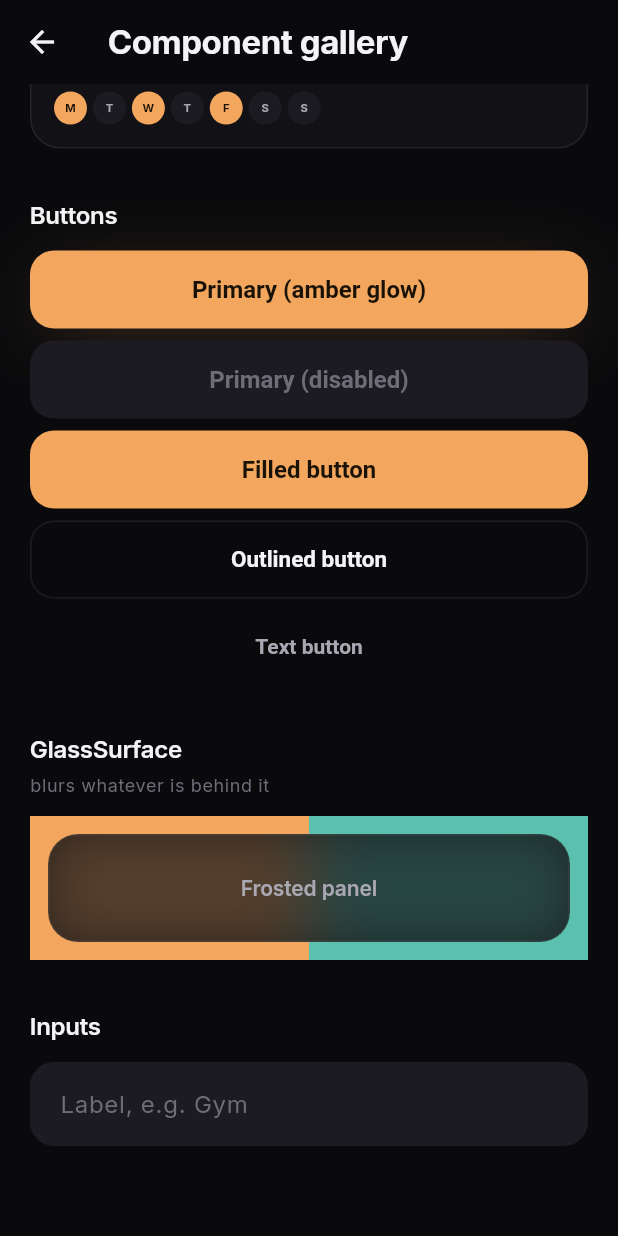
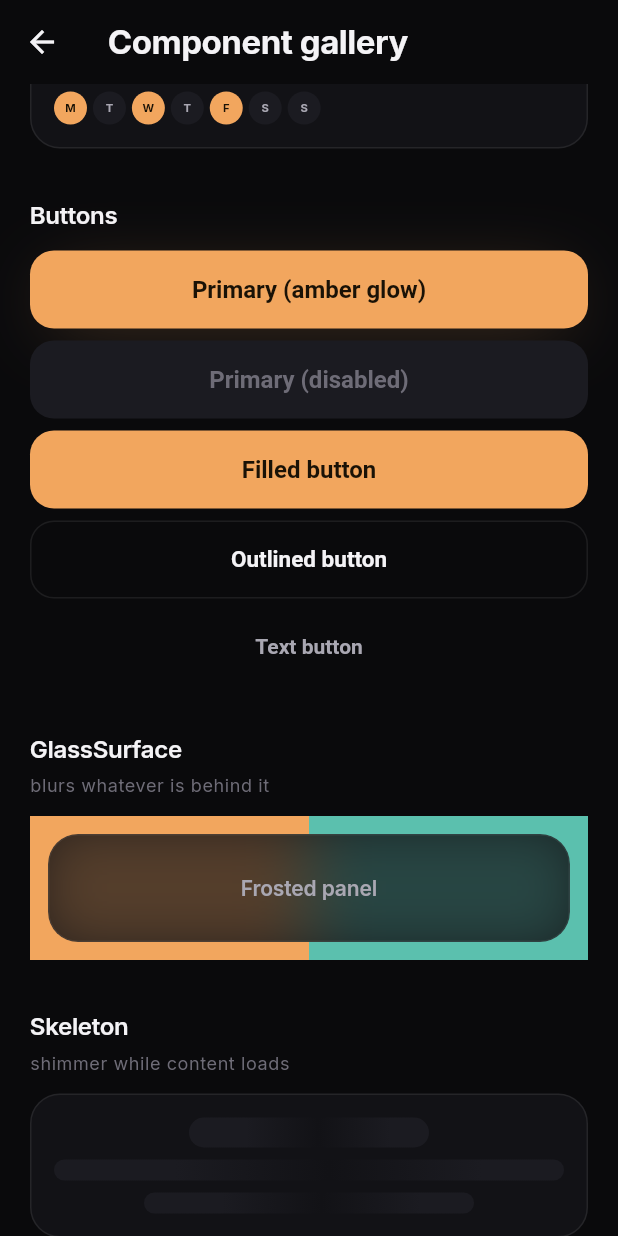
Before and after one commit to abhipraj2027/rise_protocol, a Flutter app: the GalleryScreen screen opened directly, scrolled down 1355 dp, on a phone screen of 412 x 824 dp. Run offline on Flutter 3.47's test engine with Material 3 defaults, Android fonts, the phone set to English and light mode, and no system bars; our stand-ins replace flutter_riverpod, just_audio, permission_handler, shared_preferences, sqflite; accounts and stored records are empty.

Commit message:
Premium P5: haptics + skeleton loading states
- SkeletonBox / AlarmListSkeleton: shimmering placeholders; the alarm list
  loading state is now a hero + tile skeleton instead of a spinner
- Haptics on the moments that matter: PrimaryButton press (selection),
  save (light), delete + swipe-delete (medium), math answer right
  (selection) / wrong (heavy), snooze (selection). Toggle + wheel detent
  already had them.
- gallery: Skeleton demo

Co-Authored-By: Claude Sonnet 5 <noreply@anthropic.com>

```diff
--- a/lib/core/ui/primary_button.dart
+++ b/lib/core/ui/primary_button.dart
@@ -1,4 +1,5 @@
 import 'package:flutter/material.dart';
+import 'package:flutter/services.dart' show HapticFeedback;
 
 import '../theme/app_tokens.dart';
 
@@ -20,10 +21,16 @@ class PrimaryButton extends StatelessWidget {
   @override
   Widget build(BuildContext context) {
     final t = context.tokens;
+    final handler = onPressed == null
+        ? null
+        : () {
+            HapticFeedback.selectionClick();
+            onPressed!();
+          };
     final button = icon == null
-        ? FilledButton(onPressed: onPressed, child: Text(label))
+        ? FilledButton(onPressed: handler, child: Text(label))
         : FilledButton.icon(
-            onPressed: onPressed,
+            onPressed: handler,
             icon: Icon(icon),
             label: Text(label),
           );
--- /dev/null
+++ b/lib/core/ui/skeleton.dart
@@ -0,0 +1,92 @@
+import 'package:flutter/material.dart';
+
+import '../theme/app_tokens.dart';
+
+/// A placeholder block with a slow shimmer, used while real content loads.
+/// Wrap several in a column to mock a list.
+class SkeletonBox extends StatefulWidget {
+  const SkeletonBox({
+    super.key,
+    this.height = 16,
+    this.width = double.infinity,
+    this.radius = AppTokens.radiusSm,
+  });
+
+  final double height;
+  final double width;
+  final double radius;
+
+  @override
+  State<SkeletonBox> createState() => _SkeletonBoxState();
+}
+
+class _SkeletonBoxState extends State<SkeletonBox>
+    with SingleTickerProviderStateMixin {
+  late final AnimationController _controller;
+
+  @override
+  void initState() {
+    super.initState();
+    _controller = AnimationController(
+      vsync: this,
+      duration: const Duration(milliseconds: 1300),
+    )..repeat();
+  }
+
+  @override
+  void dispose() {
+    _controller.dispose();
+    super.dispose();
+  }
+
+  @override
+  Widget build(BuildContext context) {
+    final t = context.tokens;
+    return SizedBox(
+      height: widget.height,
+      width: widget.width,
+      child: AnimatedBuilder(
+        animation: _controller,
+        builder: (context, _) {
+          final x = _controller.value * 2 - 1; // -1 → 1
+          return DecoratedBox(
+            decoration: BoxDecoration(
+              borderRadius: BorderRadius.circular(widget.radius),
+              gradient: LinearGradient(
+                begin: Alignment(x - 0.6, 0),
+                end: Alignment(x + 0.6, 0),
+                colors: [t.surface2, t.surface1, t.surface2],
+              ),
+            ),
+          );
+        },
+      ),
+    );
+  }
+}
+
+/// The alarm list's loading state: a hero-shaped block plus a few tile rows.
+class AlarmListSkeleton extends StatelessWidget {
+  const AlarmListSkeleton({super.key});
+
+  @override
+  Widget build(BuildContext context) {
+    return ListView(
+      padding: const EdgeInsets.fromLTRB(
+        AppTokens.space16,
+        AppTokens.space12,
+        AppTokens.space16,
+        AppTokens.space16,
+      ),
+      children: const [
+        SkeletonBox(height: 132, radius: AppTokens.radiusXl),
+        SizedBox(height: AppTokens.space24),
+        SkeletonBox(height: 96, radius: AppTokens.radiusLg),
+        SizedBox(height: AppTokens.space12),
+        SkeletonBox(height: 96, radius: AppTokens.radiusLg),
+        SizedBox(height: AppTokens.space12),
+        SkeletonBox(height: 96, radius: AppTokens.radiusLg),
+      ],
+    );
+  }
+}
--- a/lib/features/alarms/alarm_list_screen.dart
+++ b/lib/features/alarms/alarm_list_screen.dart
@@ -1,10 +1,12 @@
 import 'package:flutter/foundation.dart' show kDebugMode;
 import 'package:flutter/material.dart';
+import 'package:flutter/services.dart' show HapticFeedback;
 import 'package:flutter_riverpod/flutter_riverpod.dart';
 
 import '../../core/alarm_scheduler.dart';
 import '../../core/theme/app_tokens.dart';
 import '../../core/ui/gap.dart';
+import '../../core/ui/skeleton.dart';
 import '../../core/ui/stagger_in.dart';
 import '../../data/alarm.dart';
 import '../../data/alarm_repository.dart';
@@ -44,7 +46,7 @@ class AlarmListScreen extends ConsumerWidget {
         ],
       ),
       body: alarmsAsync.when(
-        loading: () => const Center(child: CircularProgressIndicator()),
+        loading: () => const AlarmListSkeleton(),
         error: (err, _) => _ErrorState(message: '$err'),
         data: (alarms) {
           final sorted = [...alarms]..sort(_byTimeOfDay);
@@ -103,6 +105,7 @@ class AlarmListScreen extends ConsumerWidget {
     WidgetRef ref,
     Alarm alarm,
   ) async {
+    HapticFeedback.mediumImpact();
     final actions = ref.read(scheduledAlarmActionsProvider);
     final messenger = ScaffoldMessenger.of(context);
     final name = alarm.label.trim().isNotEmpty
--- a/lib/features/alarms/edit_alarm_screen.dart
+++ b/lib/features/alarms/edit_alarm_screen.dart
@@ -72,6 +72,7 @@ class _EditAlarmScreenState extends ConsumerState<EditAlarmScreen> {
       );
 
   Future<void> _save() async {
+    HapticFeedback.lightImpact();
     final actions = ref.read(scheduledAlarmActionsProvider);
     final alarm = _draft;
     if (_existing == null) {
@@ -85,6 +86,7 @@ class _EditAlarmScreenState extends ConsumerState<EditAlarmScreen> {
   Future<void> _delete() async {
     final existing = _existing;
     if (existing == null) return;
+    HapticFeedback.mediumImpact();
     await ref.read(scheduledAlarmActionsProvider).remove(existing);
     if (mounted) Navigator.of(context).pop();
   }
--- a/lib/features/dev/gallery_screen.dart
+++ b/lib/features/dev/gallery_screen.dart
@@ -8,6 +8,7 @@ import '../../core/ui/gap.dart';
 import '../../core/ui/glass_surface.dart';
 import '../../core/ui/primary_button.dart';
 import '../../core/ui/section_header.dart';
+import '../../core/ui/skeleton.dart';
 import '../../core/ui/weekday_selector.dart';
 
 /// A living catalogue of the shared UI primitives, in their common states.
@@ -170,6 +171,21 @@ class _GalleryScreenState extends State<GalleryScreen> {
           ),
           const Gap(AppTokens.space32),
 
+          const SectionHeader('Skeleton', subtitle: 'shimmer while content loads'),
+          const Gap(AppTokens.space12),
+          const AppCard(
+            child: Column(
+              children: [
+                SkeletonBox(height: 20, width: 160),
+                SizedBox(height: AppTokens.space8),
+                SkeletonBox(height: 14),
+                SizedBox(height: AppTokens.space8),
+                SkeletonBox(height: 14, width: 220),
+              ],
+            ),
+          ),
+          const Gap(AppTokens.space32),
+
           const SectionHeader('Inputs'),
           const Gap(AppTokens.space12),
           const TextField(decoration: InputDecoration(hintText: 'Label, e.g. Gym')),
--- a/lib/features/ringing/missions/math_mission.dart
+++ b/lib/features/ringing/missions/math_mission.dart
@@ -1,6 +1,7 @@
 import 'dart:math';
 
 import 'package:flutter/material.dart';
+import 'package:flutter/services.dart' show HapticFeedback;
 
 /// A single math problem the user must answer correctly to pass the
 /// mission. `difficulty` widens the operand range and adds operations —
@@ -79,12 +80,14 @@ class _MathMissionViewState extends State<MathMissionView> {
       if (_index == _problems.length - 1) {
         widget.onComplete();
       } else {
+        HapticFeedback.selectionClick();
         setState(() {
           _index++;
           _error = null;
         });
       }
     } else {
+      HapticFeedback.heavyImpact();
       setState(() => _error = 'Not quite — try again');
       _controller.clear();
     }
--- a/lib/features/ringing/ringing_screen.dart
+++ b/lib/features/ringing/ringing_screen.dart
@@ -99,6 +99,7 @@ class _RingingScreenState extends ConsumerState<RingingScreen> {
 
   Future<void> _snooze() async {
     if (_dismissed) return;
+    HapticFeedback.selectionClick();
     await _player.stop();
     // TODO(phase D): read the alarm's configured snoozeMinutes/maxSnoozes
     // instead of the hardcoded default once this screen has DB access.
```
